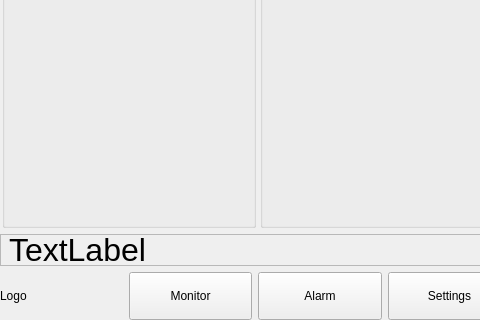
The window that forms/mainwindow.ui (GaussCheng/honeywell_monitor) describes before a commit, drawn with Qt 5; both pictures show x 0 to 480 and y 160 to 480 of the 640 by 480 pixel window.
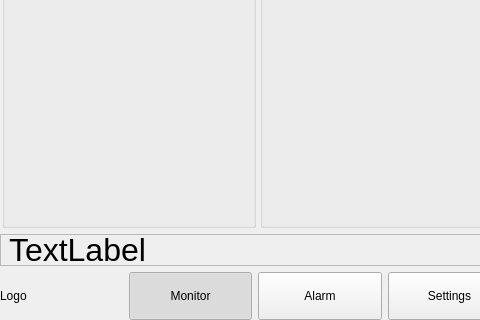
The same window after the commit. Icons and pictures are not drawn. Custom widgets are drawn as their Qt base class.

Commit message: 1.页面菜单处理

The edit to the form file:
```diff
--- a/forms/mainwindow.ui
+++ b/forms/mainwindow.ui
@@ -692,6 +692,15 @@
         <property name="text">
          <string>Monitor</string>
         </property>
+        <property name="checkable">
+         <bool>true</bool>
+        </property>
+        <property name="checked">
+         <bool>true</bool>
+        </property>
+        <attribute name="buttonGroup">
+         <string notr="true">buttonGroup</string>
+        </attribute>
        </widget>
       </item>
       <item>
```
Left out of the diff: 21 changed lines with no effect on the pictures. The commit also changes 2 other files.
